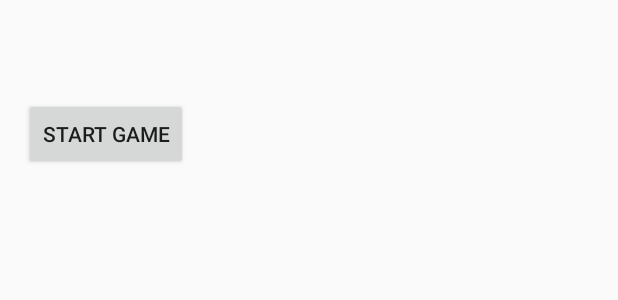
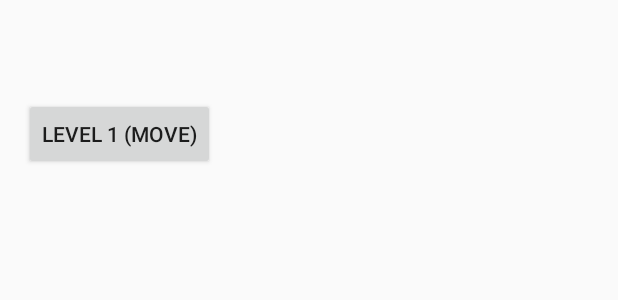
Before and after one commit to yerassyl/Codemenao, an Android app: the layout activity_connecting_nao.xml on its own in the app's theme, with its tools: preview values and no code run, on a phone screen of 412 x 824 dp. Shown: the top 300 px of the screen. Run offline under Robolectric (Android 15) with nearby library versions, the phone set to English and light mode, and no system bars.

```diff
--- a/app/src/main/java/nu/hci/codemenao/MainActivity.java
+++ b/app/src/main/java/nu/hci/codemenao/MainActivity.java
@@ -18,8 +18,8 @@ public class MainActivity extends ActionBarActivity {
 
 
         // This code just for testing
-        Intent intent = new Intent(MainActivity.this,ConnectingNaoActivity.class);
-        startActivity(intent);
+        //Intent intent = new Intent(MainActivity.this,ConnectingNaoActivity.class);
+        //startActivity(intent);
         // ends here
 
     }
--- a/app/src/main/java/nu/hci/codemenao/WebAppInterface.java
+++ b/app/src/main/java/nu/hci/codemenao/WebAppInterface.java
@@ -24,8 +24,9 @@ public class WebAppInterface {
             String temp = Character.toString(commands.charAt(i));
             try {
                 ConnectingNaoActivity.q.put(temp);
+                Log.d("yerchik/q", "put to queue");
             }catch(InterruptedException e){
-                Log.d("yerchik", "couldn't put into queue: "+ e.getMessage());
+                Log.d("yerchik/q", "couldn't put into queue: "+ e.getMessage());
             }
         }
 
--- a/app/src/main/res/layout/activity_connecting_nao.xml
+++ b/app/src/main/res/layout/activity_connecting_nao.xml
@@ -19,9 +19,10 @@
         android:layout_width="wrap_content"
         android:layout_height="wrap_content"
         android:textAppearance="?android:attr/textAppearanceMedium" />
+
     <Button android:id="@+id/startGameBtn"
         android:layout_width="wrap_content"
         android:layout_height="wrap_content"
-        android:text="start game"
-        android:onClick="startGame()"/>
+        android:text="@string/start_game"
+        android:onClick="startLevel1"/>
 </LinearLayout>
--- a/app/src/main/res/values/strings.xml
+++ b/app/src/main/res/values/strings.xml
@@ -5,4 +5,8 @@
     <string name="action_settings">Settings</string>
     <string name="title_activity_visual_editor">VisualEditorActivity</string>
     <string name="title_activity_connecting_nao">ConnectingNaoActivity</string>
+
+
+    <string name="start_game">Level 1 (Move)</string>
+
 </resources>
```
Also changed, not shown: app/src/main/AndroidManifest.xml (+4 -5 lines), app/src/main/java/nu/hci/codemenao/ConnectingNaoActivity.java (+18 -28 lines).
